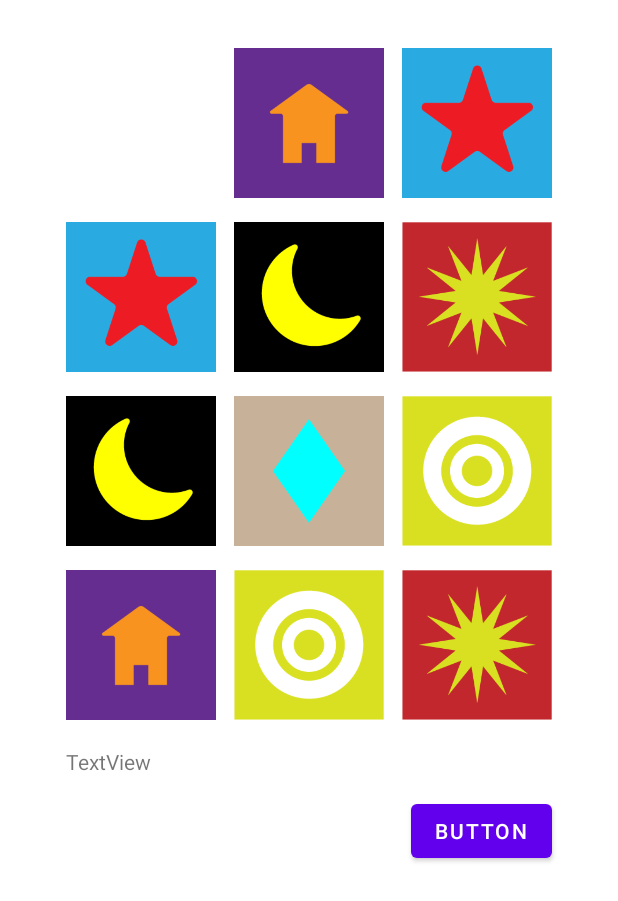
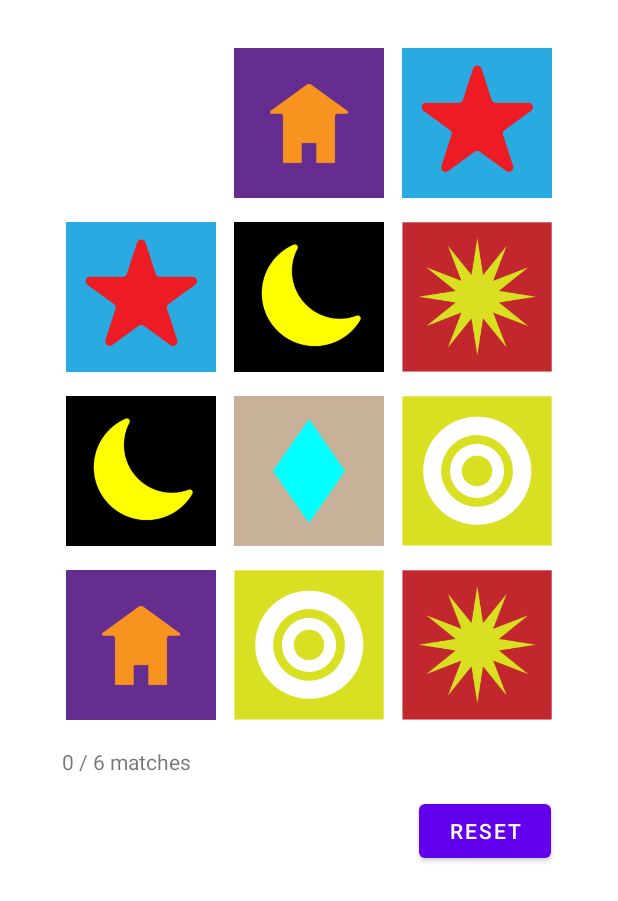
Before and after one commit to ervino227/Picture_Matcher, an Android app: the layout activity_main.xml on its own in the app's theme, with its tools: preview values and no code run, on a phone screen of 412 x 824 dp. Shown: the top 901 px of the screen. Run offline under Robolectric (Android 15) with nearby library versions, the phone set to English and light mode, and no system bars.

Commit message:
added comparison functionality

```diff
--- a/app/src/main/res/layout/activity_main.xml
+++ b/app/src/main/res/layout/activity_main.xml
@@ -8,12 +8,12 @@
     tools:context=".MainActivity">
 
     <Button
-        android:id="@+id/button"
+        android:id="@+id/reset_button"
         android:layout_width="wrap_content"
         android:layout_height="wrap_content"
         android:layout_marginTop="16dp"
         android:layout_marginBottom="16dp"
-        android:text="Button"
+        android:text="@string/reset_button_label"
         app:backgroundTint="@color/purple_500"
         app:layout_constraintBottom_toBottomOf="parent"
         app:layout_constraintEnd_toEndOf="parent"
@@ -151,11 +151,11 @@
         tools:srcCompat="@drawable/sun_image" />
 
     <TextView
-        android:id="@+id/textView"
+        android:id="@+id/score_view"
         android:layout_width="wrap_content"
         android:layout_height="wrap_content"
         android:layout_marginTop="18dp"
-        android:text="TextView"
+        android:text="@string/matches_string"
         app:layout_constraintEnd_toEndOf="parent"
         app:layout_constraintHorizontal_bias="0.087"
         app:layout_constraintStart_toStartOf="parent"
--- a/app/src/main/res/values/strings.xml
+++ b/app/src/main/res/values/strings.xml
@@ -1,3 +1,5 @@
 <resources>
     <string name="app_name">Picture Matcher</string>
+    <string name="matches_string">0 / 6 matches</string>
+    <string name="reset_button_label">Reset</string>
 </resources>
```
Also changed, not shown: app/src/main/java/com/example/picturematcher/MainActivity.kt (+22 -1 lines), gradle/wrapper/gradle-wrapper.properties.
